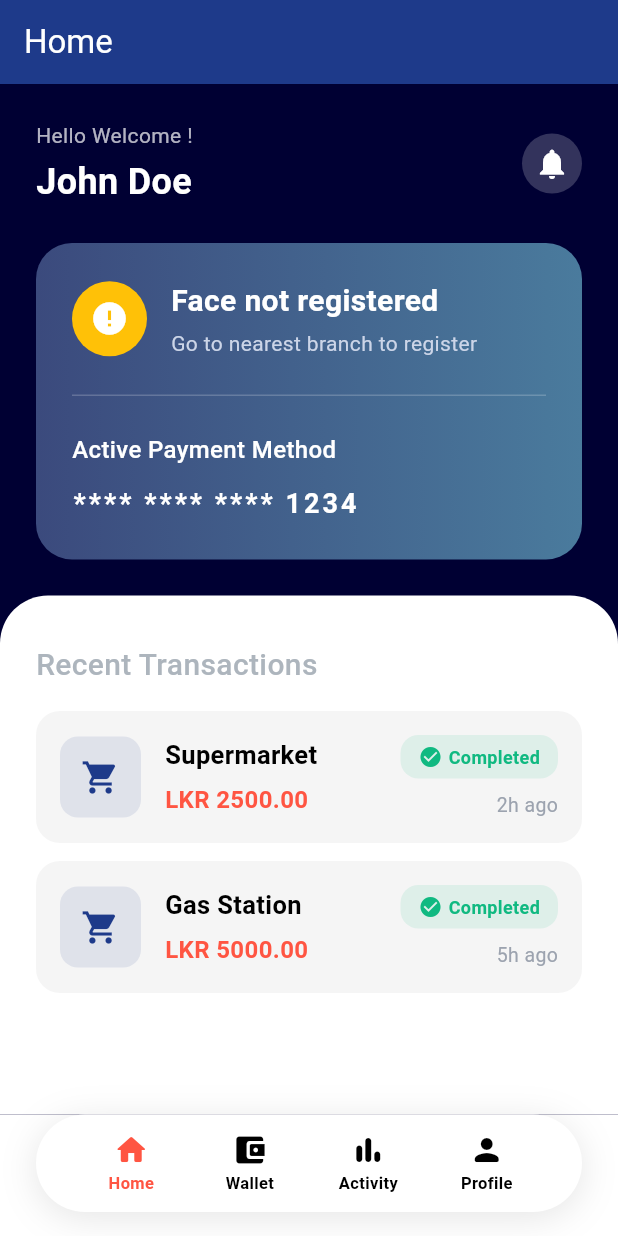
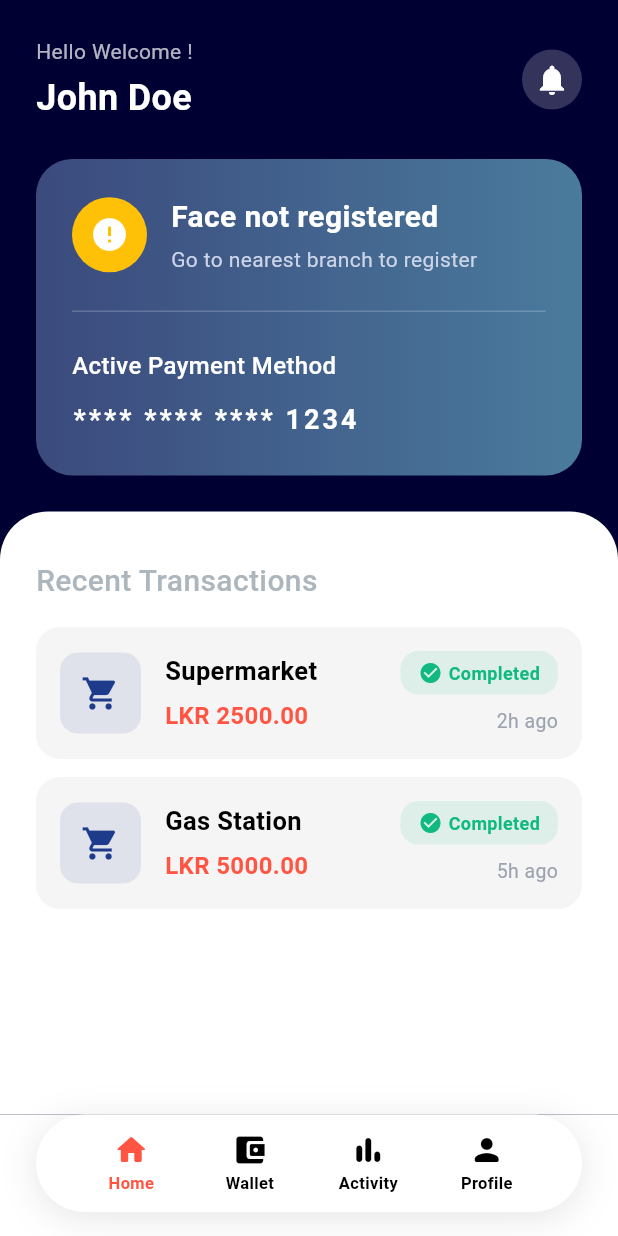
Before and after one commit to GenePay-Full-Stack-Project/genepay-user-app, a Flutter app: the screen it shows after launch, on a phone screen of 412 x 824 dp. Run offline on Flutter 3.47's test engine with Material 3 defaults, Android fonts, the phone set to English and light mode, and no system bars; accounts and stored records are empty.

Commit message:
Remove unused models, services, and widgets; disable debug banner in MaterialApp; simplify MainNavigation by removing AppBar

```diff
--- a/lib/main.dart
+++ b/lib/main.dart
@@ -12,6 +12,7 @@ class MyApp extends StatelessWidget {
   Widget build(BuildContext context) {
     return MaterialApp(
       title: 'GenePay',
+      debugShowCheckedModeBanner: false,
       theme: ThemeData(
         colorScheme: ColorScheme.fromSeed(seedColor: Colors.deepPurple),
       ),
--- a/lib/screens/main_navigation.dart
+++ b/lib/screens/main_navigation.dart
@@ -30,11 +30,6 @@ class _MainNavigationState extends State<MainNavigation> {
   Widget build(BuildContext context) {
     return Scaffold(
       backgroundColor: Colors.white,
-      appBar: AppBar(
-        title: Text(_getScreenTitle()),
-        backgroundColor: const Color(0xFF1E3A8A),
-        foregroundColor: Colors.white,
-      ),
       body: _screens[_currentIndex],
       bottomNavigationBar: Padding(
         padding: const EdgeInsets.only(left: 24, right: 24, bottom: 16),
```
Also changed, not shown: lib/models.dart (deleted), lib/screens.dart (deleted), lib/services.dart (deleted), lib/widgets.dart (deleted).
